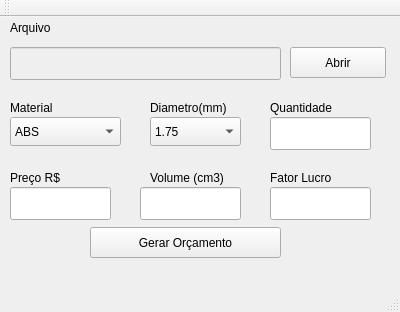
Before: the Qt Designer form mainwindow.ui in limawill/OrcamentoGCode, drawn with Qt 5.
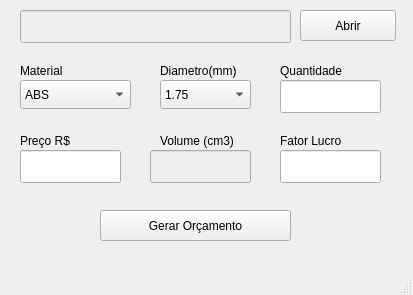
After: the same form once the commit is applied. Icons and pictures are not drawn.

```diff
--- a/mainwindow.ui
+++ b/mainwindow.ui
@@ -6,32 +6,52 @@
    <rect>
     <x>0</x>
     <y>0</y>
-    <width>400</width>
-    <height>312</height>
+    <width>413</width>
+    <height>295</height>
    </rect>
   </property>
   <property name="windowTitle">
    <string>MainWindow</string>
   </property>
-  <widget class="QWidget" name="centralWidget">
-   <widget class="QLineEdit" name="line_caminho">
-    <property name="enabled">
-     <bool>false</bool>
-    </property>
+  <property name="windowIcon">
+   <iconset theme="Orçamento_PrintGreen3D">
+    <normaloff>../../../Área de Trabalho/icone_novo.png</normaloff>../../../Área de Trabalho/icone_novo.png</iconset>
+  </property>
+  <widget class="QWidget" name="centralwidget">
+   <widget class="QLineEdit" name="line_preco">
     <property name="geometry">
      <rect>
-      <x>10</x>
-      <y>30</y>
-      <width>271</width>
+      <x>20</x>
+      <y>150</y>
+      <width>101</width>
       <height>33</height>
      </rect>
+    </property>
+    <property name="layoutDirection">
+     <enum>Qt::LeftToRight</enum>
+    </property>
+    <property name="alignment">
+     <set>Qt::AlignRight|Qt::AlignTrailing|Qt::AlignVCenter</set>
+    </property>
+   </widget>
+   <widget class="QLabel" name="label_7">
+    <property name="geometry">
+     <rect>
+      <x>280</x>
+      <y>130</y>
+      <width>91</width>
+      <height>21</height>
+     </rect>
+    </property>
+    <property name="text">
+     <string>Fator Lucro</string>
     </property>
    </widget>
    <widget class="QPushButton" name="Button_abreArquivo">
     <property name="geometry">
      <rect>
-      <x>290</x>
-      <y>30</y>
+      <x>300</x>
+      <y>10</y>
       <width>96</width>
       <height>31</height>
      </rect>
@@ -40,24 +60,21 @@
      <string>Abrir</string>
     </property>
    </widget>
-   <widget class="QLabel" name="label">
+   <widget class="QLineEdit" name="line_quantidade">
     <property name="geometry">
      <rect>
-      <x>10</x>
-      <y>0</y>
-      <width>66</width>
-      <height>21</height>
+      <x>280</x>
+      <y>80</y>
+      <width>101</width>
+      <height>33</height>
      </rect>
     </property>
-    <property name="text">
-     <string>Arquivo</string>
-    </property>
    </widget>
    <widget class="QLabel" name="label_2">
     <property name="geometry">
      <rect>
-      <x>10</x>
-      <y>80</y>
+      <x>20</x>
+      <y>60</y>
       <width>66</width>
       <height>21</height>
      </rect>
@@ -66,11 +83,60 @@
      <string>Material</string>
     </property>
    </widget>
+   <widget class="QLabel" name="label_5">
+    <property name="geometry">
+     <rect>
+      <x>20</x>
+      <y>130</y>
+      <width>66</width>
+      <height>21</height>
+     </rect>
+    </property>
+    <property name="text">
+     <string>Preço R$</string>
+    </property>
+   </widget>
+   <widget class="QLabel" name="label_3">
+    <property name="geometry">
+     <rect>
+      <x>160</x>
+      <y>60</y>
+      <width>101</width>
+      <height>21</height>
+     </rect>
+    </property>
+    <property name="text">
+     <string>Diametro(mm)</string>
+    </property>
+   </widget>
+   <widget class="QLineEdit" name="line_volume">
+    <property name="enabled">
+     <bool>false</bool>
+    </property>
+    <property name="geometry">
+     <rect>
+      <x>150</x>
+      <y>150</y>
+      <width>101</width>
+      <height>33</height>
+     </rect>
+    </property>
+   </widget>
+   <widget class="QLineEdit" name="line_fator">
+    <property name="geometry">
+     <rect>
+      <x>280</x>
+      <y>150</y>
+      <width>101</width>
+      <height>33</height>
+     </rect>
+    </property>
+   </widget>
    <widget class="QComboBox" name="comboBox_material">
     <property name="geometry">
      <rect>
-      <x>10</x>
-      <y>100</y>
+      <x>20</x>
+      <y>80</y>
       <width>111</width>
       <height>29</height>
      </rect>
@@ -91,44 +157,11 @@
      </property>
     </item>
    </widget>
-   <widget class="QLabel" name="label_3">
-    <property name="geometry">
-     <rect>
-      <x>150</x>
-      <y>80</y>
-      <width>101</width>
-      <height>21</height>
-     </rect>
-    </property>
-    <property name="text">
-     <string>Diametro(mm)</string>
-    </property>
-   </widget>
-   <widget class="QComboBox" name="comboBox_diametro">
-    <property name="geometry">
-     <rect>
-      <x>150</x>
-      <y>100</y>
-      <width>91</width>
-      <height>29</height>
-     </rect>
-    </property>
-    <item>
-     <property name="text">
-      <string>1.75</string>
-     </property>
-    </item>
-    <item>
-     <property name="text">
-      <string>3.00</string>
-     </property>
-    </item>
-   </widget>
    <widget class="QLabel" name="label_4">
     <property name="geometry">
      <rect>
-      <x>270</x>
-      <y>80</y>
+      <x>280</x>
+      <y>60</y>
       <width>81</width>
       <height>21</height>
      </rect>
@@ -137,87 +170,15 @@
      <string>Quantidade</string>
     </property>
    </widget>
-   <widget class="QLineEdit" name="line_quantidade">
-    <property name="geometry">
-     <rect>
-      <x>270</x>
-      <y>100</y>
-      <width>101</width>
-      <height>33</height>
-     </rect>
+   <widget class="QLineEdit" name="line_caminho">
+    <property name="enabled">
+     <bool>false</bool>
     </property>
-   </widget>
-   <widget class="QLabel" name="label_5">
     <property name="geometry">
      <rect>
-      <x>10</x>
-      <y>150</y>
-      <width>66</width>
-      <height>21</height>
-     </rect>
-    </property>
-    <property name="text">
-     <string>Preço R$</string>
-    </property>
-   </widget>
-   <widget class="QLabel" name="label_6">
-    <property name="geometry">
-     <rect>
-      <x>150</x>
-      <y>150</y>
-      <width>91</width>
-      <height>21</height>
-     </rect>
-    </property>
-    <property name="text">
-     <string>Volume (cm3)</string>
-    </property>
-   </widget>
-   <widget class="QLabel" name="label_7">
-    <property name="geometry">
-     <rect>
-      <x>270</x>
-      <y>150</y>
-      <width>91</width>
-      <height>21</height>
-     </rect>
-    </property>
-    <property name="text">
-     <string>Fator Lucro</string>
-    </property>
-   </widget>
-   <widget class="QLineEdit" name="line_preco">
-    <property name="geometry">
-     <rect>
-      <x>10</x>
-      <y>170</y>
-      <width>101</width>
-      <height>33</height>
-     </rect>
-    </property>
-    <property name="layoutDirection">
-     <enum>Qt::LeftToRight</enum>
-    </property>
-    <property name="alignment">
-     <set>Qt::AlignRight|Qt::AlignTrailing|Qt::AlignVCenter</set>
-    </property>
-   </widget>
-   <widget class="QLineEdit" name="line_volume">
-    <property name="geometry">
-     <rect>
-      <x>140</x>
-      <y>170</y>
-      <width>101</width>
-      <height>33</height>
-     </rect>
-    </property>
-   </widget>
-   <widget class="QLineEdit" name="line_fator">
-    <property name="geometry">
-     <rect>
-      <x>270</x>
-      <y>170</y>
-      <width>101</width>
+      <x>20</x>
+      <y>10</y>
+      <width>271</width>
       <height>33</height>
      </rect>
     </property>
@@ -225,7 +186,7 @@
    <widget class="QPushButton" name="push_orcamento">
     <property name="geometry">
      <rect>
-      <x>90</x>
+      <x>100</x>
       <y>210</y>
       <width>191</width>
       <height>31</height>
@@ -235,6 +196,39 @@
      <string>Gerar Orçamento</string>
     </property>
    </widget>
+   <widget class="QLabel" name="label_6">
+    <property name="geometry">
+     <rect>
+      <x>160</x>
+      <y>130</y>
+      <width>91</width>
+      <height>21</height>
+     </rect>
+    </property>
+    <property name="text">
+     <string>Volume (cm3)</string>
+    </property>
+   </widget>
+   <widget class="QComboBox" name="comboBox_diametro">
+    <property name="geometry">
+     <rect>
+      <x>160</x>
+      <y>80</y>
+      <width>91</width>
+      <height>29</height>
+     </rect>
+    </property>
+    <item>
+     <property name="text">
+      <string>1.75</string>
+     </property>
+    </item>
+    <item>
+     <property name="text">
+      <string>3.00</string>
+     </property>
+    </item>
+   </widget>
   </widget>
   <widget class="QMenuBar" name="menuBar">
    <property name="geometry">
@@ -246,15 +240,7 @@
     </rect>
    </property>
   </widget>
-  <widget class="QToolBar" name="mainToolBar">
-   <attribute name="toolBarArea">
-    <enum>TopToolBarArea</enum>
-   </attribute>
-   <attribute name="toolBarBreak">
-    <bool>false</bool>
-   </attribute>
-  </widget>
-  <widget class="QStatusBar" name="statusBar"/>
+  <widget class="QStatusBar" name="statusbar"/>
  </widget>
  <layoutdefault spacing="6" margin="11"/>
  <resources/>
```
Left out of the diff: 4 changed lines with no effect on the pictures.
